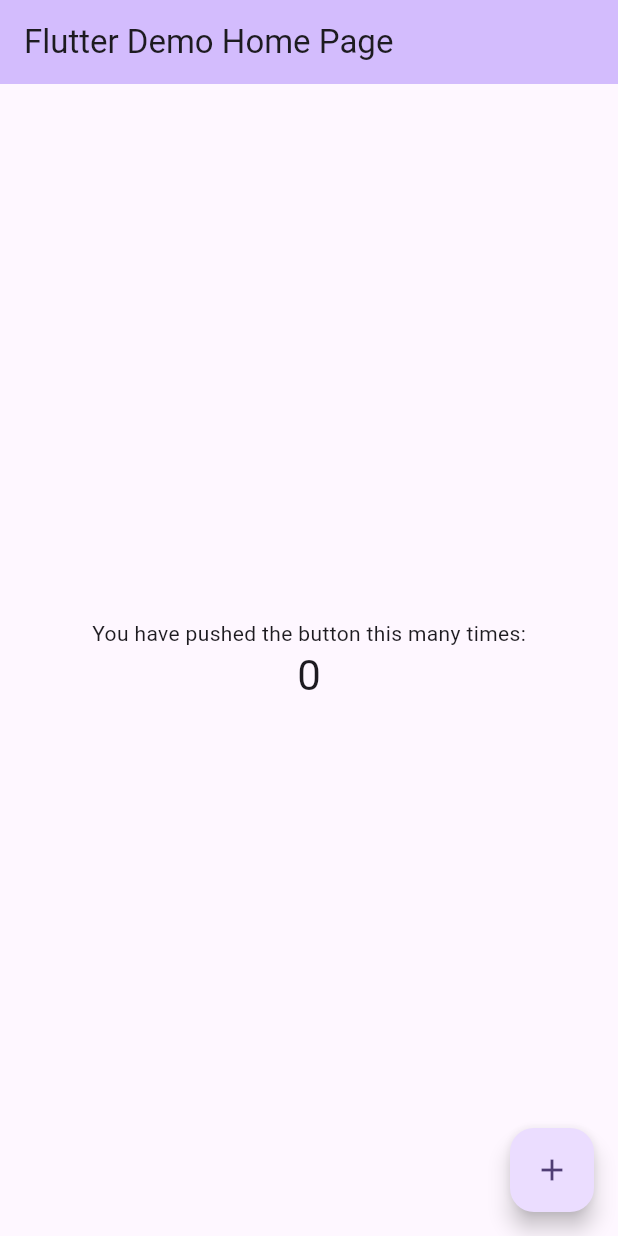
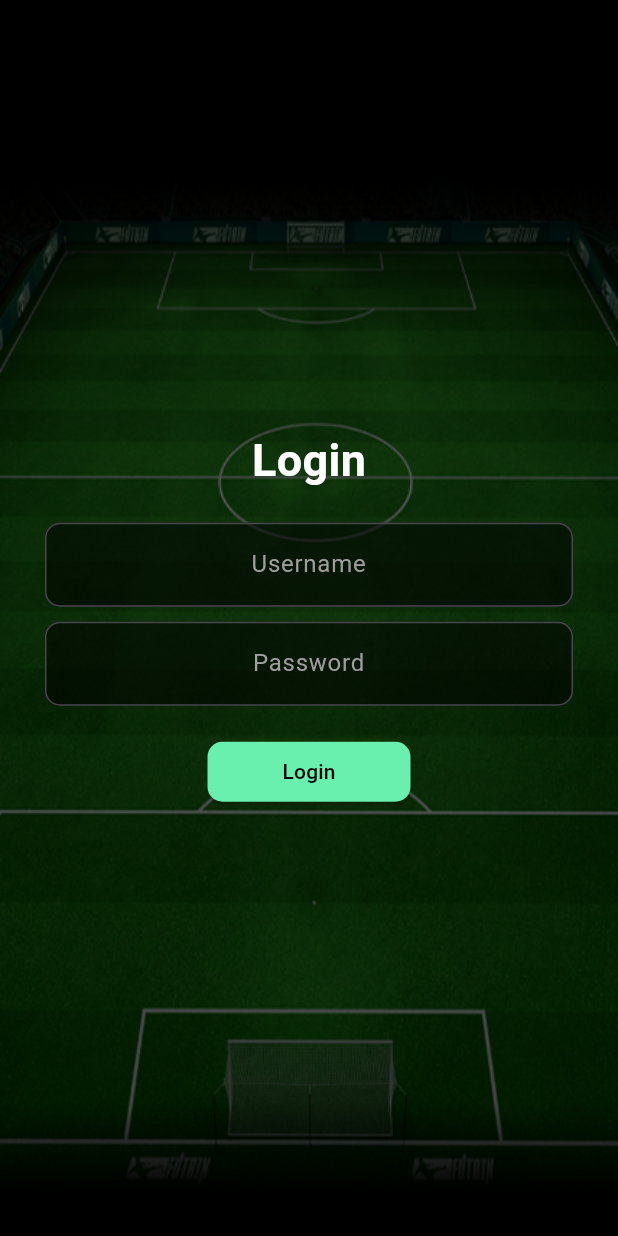
Before and after one commit to stg-sporting-ebtda2i/kiahk_cup_flutter, a Flutter app: the screen it shows after launch, on a phone screen of 412 x 824 dp. Run offline on Flutter 3.47's test engine with Material 3 defaults, Android fonts, the phone set to English and light mode, and no system bars.

Commit message:
login ui done

```diff
--- /dev/null
+++ b/lib/home.dart
@@ -0,0 +1,49 @@
+import 'package:flutter/material.dart';
+
+class Home extends StatefulWidget {
+  const Home({super.key});
+
+  @override
+  State<Home> createState() => _HomeState();
+}
+
+class _HomeState extends State<Home> {
+  int _counter = 0; // Example state variable
+
+  void _incrementCounter() {
+    setState(() {
+      _counter++;
+    });
+  }
+
+  @override
+  Widget build(BuildContext context) {
+    return Scaffold(
+      appBar: AppBar(
+        title: const Text('Home Page'),
+        centerTitle: true,
+      ),
+      body: Center(
+        child: Column(
+          mainAxisSize: MainAxisSize.min,
+          children: [
+            const Text(
+              'Welcome to the Home Page!',
+              style: TextStyle(fontSize: 24),
+            ),
+            const SizedBox(height: 20),
+            Text(
+              'Counter Value: $_counter',
+              style: const TextStyle(fontSize: 20),
+            ),
+            const SizedBox(height: 20),
+            ElevatedButton(
+              onPressed: _incrementCounter,
+              child: const Text('Increment Counter'),
+            ),
+          ],
+        ),
+      ),
+    );
+  }
+}
--- a/lib/main.dart
+++ b/lib/main.dart
@@ -1,4 +1,5 @@
 import 'package:flutter/material.dart';
+import 'home.dart';
 
 void main() {
   runApp(const MyApp());
@@ -7,119 +8,115 @@
 class MyApp extends StatelessWidget {
   const MyApp({super.key});
 
-  // This widget is the root of your application.
   @override
   Widget build(BuildContext context) {
     return MaterialApp(
-      title: 'Flutter Demo',
-      theme: ThemeData(
-        // This is the theme of your application.
-        //
-        // TRY THIS: Try running your application with "flutter run". You'll see
-        // the application has a purple toolbar. Then, without quitting the app,
-        // try changing the seedColor in the colorScheme below to Colors.green
-        // and then invoke "hot reload" (save your changes or press the "hot
-        // reload" button in a Flutter-supported IDE, or press "r" if you used
-        // the command line to start the app).
-        //
-        // Notice that the counter didn't reset back to zero; the application
-        // state is not lost during the reload. To reset the state, use hot
-        // restart instead.
-        //
-        // This works for code too, not just values: Most code changes can be
-        // tested with just a hot reload.
-        colorScheme: ColorScheme.fromSeed(seedColor: Colors.deepPurple),
-        useMaterial3: true,
-      ),
-      home: const MyHomePage(title: 'Flutter Demo Home Page'),
+      debugShowCheckedModeBanner: false,
+      home: const LoginPage(),
     );
   }
 }
 
-class MyHomePage extends StatefulWidget {
-  const MyHomePage({super.key, required this.title});
-
-  // This widget is the home page of your application. It is stateful, meaning
-  // that it has a State object (defined below) that contains fields that affect
-  // how it looks.
-
-  // This class is the configuration for the state. It holds the values (in this
-  // case the title) provided by the parent (in this case the App widget) and
-  // used by the build method of the State. Fields in a Widget subclass are
-  // always marked "final".
-
-  final String title;
-
-  @override
-  State<MyHomePage> createState() => _MyHomePageState();
-}
-
-class _MyHomePageState extends State<MyHomePage> {
-  int _counter = 0;
-
-  void _incrementCounter() {
-    setState(() {
-      // This call to setState tells the Flutter framework that something has
-      // changed in this State, which causes it to rerun the build method below
-      // so that the display can reflect the updated values. If we changed
-      // _counter without calling setState(), then the build method would not be
-      // called again, and so nothing would appear to happen.
-      _counter++;
-    });
-  }
+class LoginPage extends StatelessWidget {
+  const LoginPage({super.key});
 
   @override
   Widget build(BuildContext context) {
-    // This method is rerun every time setState is called, for instance as done
-    // by the _incrementCounter method above.
-    //
-    // The Flutter framework has been optimized to make rerunning build methods
-    // fast, so that you can just rebuild anything that needs updating rather
-    // than having to individually change instances of widgets.
     return Scaffold(
-      appBar: AppBar(
-        // TRY THIS: Try changing the color here to a specific color (to
-        // Colors.amber, perhaps?) and trigger a hot reload to see the AppBar
-        // change color while the other colors stay the same.
-        backgroundColor: Theme.of(context).colorScheme.inversePrimary,
-        // Here we take the value from the MyHomePage object that was created by
-        // the App.build method, and use it to set our appbar title.
-        title: Text(widget.title),
+      resizeToAvoidBottomInset: false,
+      backgroundColor: Colors.transparent,
+      body: Stack(
+        children: [
+          const Image(
+            image: AssetImage('assets/other_background.png'),
+            fit: BoxFit.cover,
+            width: double.infinity,
+            height: double.infinity,
           ),
-      body: Center(
-        // Center is a layout widget. It takes a single child and positions it
-        // in the middle of the parent.
+          Center(
+            child: Padding(
+              padding: const EdgeInsets.symmetric(horizontal: 30.0),
               child: Column(
-          // Column is also a layout widget. It takes a list of children and
-          // arranges them vertically. By default, it sizes itself to fit its
-          // children horizontally, and tries to be as tall as its parent.
-          //
-          // Column has various properties to control how it sizes itself and
-          // how it positions its children. Here we use mainAxisAlignment to
-          // center the children vertically; the main axis here is the vertical
-          // axis because Columns are vertical (the cross axis would be
-          // horizontal).
-          //
-          // TRY THIS: Invoke "debug painting" (choose the "Toggle Debug Paint"
-          // action in the IDE, or press "p" in the console), to see the
-          // wireframe for each widget.
-          mainAxisAlignment: MainAxisAlignment.center,
-          children: <Widget>[
-            const Text(
-              'You have pushed the button this many times:',
+                mainAxisSize: MainAxisSize.min,
+                children: [
+                  Text(
+                    'Login',
+                    style: const TextStyle(
+                      fontSize: 30,
+                      fontWeight: FontWeight.bold,
+                      color: Colors.white,
                     ),
-            Text(
-              '$_counter',
-              style: Theme.of(context).textTheme.headlineMedium,
+                  ),
+                  const SizedBox(height: 20),
+                  TextField(
+                    decoration: const InputDecoration(
+                      hintText: 'Username',
+                      hintStyle: TextStyle(
+                        color: Colors.grey,
+                      ),
+                      filled: true,
+                      fillColor: Colors.black54,
+                      border: OutlineInputBorder(
+                        borderRadius: BorderRadius.all(Radius.circular(10)),
+                      ),
+                    ),
+                    textAlign: TextAlign.center,
+                    style: const TextStyle(
+                      color: Colors.white,
+                    ),
+                  ),
+                  const SizedBox(height: 10),
+                  TextField(
+                    decoration: const InputDecoration(
+                      hintText: 'Password',
+                      hintStyle: TextStyle(
+                        color: Colors.grey,
+                      ),
+                      filled: true,
+                      fillColor: Colors.black54,
+                      border: OutlineInputBorder(
+                        borderRadius: BorderRadius.all(Radius.circular(10)),
+                      ),
+                    ),
+                    textAlign: TextAlign.center,
+                    style: const TextStyle(
+                      color: Colors.white,
+                    ),
+                    obscureText: true,
+                  ),
+                  const SizedBox(height: 20),
+                  ElevatedButton(
+                    onPressed: () {
+                      Navigator.pushReplacement(
+                        context,
+                        MaterialPageRoute(
+                          builder: (context) => const Home(),
+                        ),
+                      );
+                    },
+                    style: ElevatedButton.styleFrom(
+                      backgroundColor: Colors.greenAccent,
+                      padding: const EdgeInsets.symmetric(
+                        horizontal: 50,
+                        vertical: 10,
+                      ),
+                      shape: RoundedRectangleBorder(
+                        borderRadius: BorderRadius.circular(10),
+                      ),
+                    ),
+                    child: const Text(
+                      'Login',
+                      style: TextStyle(
+                        color: Colors.black,
+                      ),
+                    ),
                   ),
                 ],
               ),
             ),
-      floatingActionButton: FloatingActionButton(
-        onPressed: _incrementCounter,
-        tooltip: 'Increment',
-        child: const Icon(Icons.add),
-      ), // This trailing comma makes auto-formatting nicer for build methods.
+          ),
+        ],
+      ),
     );
   }
 }
--- a/pubspec.yaml
+++ b/pubspec.yaml
@@ -58,9 +58,8 @@ flutter:
   uses-material-design: true
 
   # To add assets to your application, add an assets section, like this:
-  # assets:
-  #   - images/a_dot_burr.jpeg
-  #   - images/a_dot_ham.jpeg
+  assets:
+     - assets/
 
   # An image asset can refer to one or more resolution-specific "variants", see
   # https://flutter.dev/to/resolution-aware-images
```
Also changed, not shown: assets/lineup_background.png (added), assets/other_background.png (added). Lines whose indentation alone changed are shown as unchanged.
